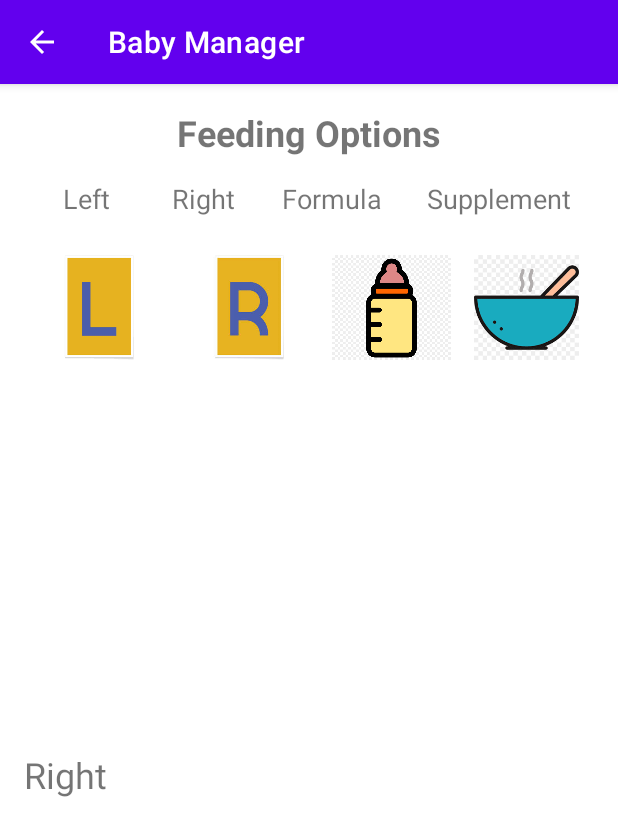
After one commit to GeMath18/Baby_Manager, an Android app: the fragment RightfeedingFragment placed in its activity, on a phone screen of 412 x 824 dp. The commit adds this screen. Shown: the top 836 px of the screen. Run offline under Robolectric (Android 15) with nearby library versions, the phone set to English and light mode, and no system bars.

Commit message:
feeding options are working and they open new fragments

```diff
--- a/app/src/main/java/com/example/babymanager/FeedingActivity.java
+++ b/app/src/main/java/com/example/babymanager/FeedingActivity.java
@@ -1,10 +1,17 @@
 package com.example.babymanager;
 
 import androidx.appcompat.app.AppCompatActivity;
+import androidx.fragment.app.Fragment;
+import androidx.fragment.app.FragmentTransaction;
 
 import android.os.Bundle;
+import android.view.View;
+import android.widget.Button;
+import android.widget.ImageView;
 
 public class FeedingActivity extends AppCompatActivity {
+
+    private ImageView left_label, right_label, bottle_label, meal_label;
 
     @Override
     protected void onCreate(Bundle savedInstanceState) {
@@ -12,5 +19,57 @@ public class FeedingActivity extends AppCompatActivity {
         setContentView(R.layout.activity_feeding);
         getSupportActionBar().setDisplayHomeAsUpEnabled(true);
 
+        //to create action for buttons to connect with fragments
+        init();
+
+        left_label.setOnClickListener(new View.OnClickListener() {
+            @Override
+            public void onClick(View v) {
+
+                FragmentTransaction ft = getSupportFragmentManager().beginTransaction();
+                ft.replace(R.id.frame_layout, new LeftfeedingFragment());
+                ft.commit();
+            }
+        });
+
+        right_label.setOnClickListener(new View.OnClickListener() {
+            @Override
+            public void onClick(View v) {
+
+                FragmentTransaction ft = getSupportFragmentManager().beginTransaction();
+                ft.replace(R.id.frame_layout, new RightfeedingFragment());
+                ft.commit();
+            }
+        });
+
+        bottle_label.setOnClickListener(new View.OnClickListener() {
+            @Override
+            public void onClick(View v) {
+
+                FragmentTransaction ft = getSupportFragmentManager().beginTransaction();
+                ft.replace(R.id.frame_layout, new FormulafeedingFragment());
+                ft.commit();
+
+            }
+        });
+
+        meal_label.setOnClickListener(new View.OnClickListener() {
+            @Override
+            public void onClick(View v) {
+
+                FragmentTransaction ft = getSupportFragmentManager().beginTransaction();
+                ft.replace(R.id.frame_layout, new SupfeedingFragment());
+                ft.commit();
+            }
+        });
+
+    }
+
+    private void init() {
+        left_label = findViewById(R.id.left_label);
+        right_label = findViewById(R.id.right_label);
+        bottle_label = findViewById(R.id.bottle_label);
+        meal_label = findViewById(R.id.meal_label);
+
     }
 }
--- /dev/null
+++ b/app/src/main/java/com/example/babymanager/RightfeedingFragment.java
@@ -0,0 +1,34 @@
+package com.example.babymanager;
+
+import android.os.Bundle;
+
+import androidx.fragment.app.Fragment;
+
+import android.view.LayoutInflater;
+import android.view.View;
+import android.view.ViewGroup;
+
+
+public class RightfeedingFragment extends Fragment {
+
+    public RightfeedingFragment() {
+        // Required empty public constructor
+    }
+
+    @Override
+    public void onCreate(Bundle savedInstanceState) {
+        super.onCreate(savedInstanceState);
+
+    }
+
+    @Override
+    public View onCreateView(LayoutInflater inflater, ViewGroup container,
+                             Bundle savedInstanceState) {
+        // Inflate the layout for this fragment
+        View view = inflater.inflate(R.layout.fragment_rightfeeding, container, false);
+
+
+
+        return view;
+    }
+}
--- a/app/src/main/res/layout/activity_feeding.xml
+++ b/app/src/main/res/layout/activity_feeding.xml
@@ -73,7 +73,6 @@
             android:layout_width="100dp"
             android:layout_height="80dp"
             android:contentDescription="@string/left_button_text"
-            android:onClick="left_button"
             android:paddingTop="10dp"
             android:text="@string/left_text"
             app:srcCompat="@drawable/letter_l" />
@@ -83,7 +82,6 @@
             android:layout_width="100dp"
             android:layout_height="80dp"
             android:contentDescription="@string/letter_r_button_text"
-            android:onClick="right_button"
             android:paddingTop="10dp"
             app:srcCompat="@drawable/letter_r" />
 
@@ -93,7 +91,6 @@
             android:layout_height="80dp"
             android:layout_weight="1"
             android:contentDescription="@string/bottle_button_text"
-            android:onClick="formula_button"
             android:paddingTop="10dp"
             app:srcCompat="@drawable/bottleicon2" />
 
@@ -103,7 +100,6 @@
             android:layout_height="80dp"
             android:layout_weight="1"
             android:contentDescription="@string/meal_button_text"
-            android:onClick="meal_button"
             android:paddingTop="10dp"
             app:srcCompat="@drawable/meal_bowl" />
 
--- /dev/null
+++ b/app/src/main/res/layout/fragment_rightfeeding.xml
@@ -0,0 +1,14 @@
+<?xml version="1.0" encoding="utf-8"?>
+<FrameLayout xmlns:android="http://schemas.android.com/apk/res/android"
+    xmlns:tools="http://schemas.android.com/tools"
+    android:layout_width="match_parent"
+    android:layout_height="match_parent"
+    tools:context=".RightfeedingFragment">
+
+    <TextView
+        android:id="@+id/right_b_text"
+        android:layout_width="wrap_content"
+        android:layout_height="wrap_content"
+        android:text="@string/right_b_text"
+        android:textSize="24sp" />
+</FrameLayout>
--- a/app/src/main/res/values/strings.xml
+++ b/app/src/main/res/values/strings.xml
@@ -52,6 +52,9 @@
     <string name="meal_button_text">meal button</string>
     <string name="formula_1_text">Formula</string>
     <string name="letter_r_button_text">letter r button</string>
+    <string name="left_b_text">Left</string>
+    <string name="right_b_text">Right</string>
+    <string name="formula_2_text">Formula</string>
 
 
 </resources>
```
Also changed, not shown: app/src/main/java/com/example/babymanager/FormulafeedingFragment.java (added, +31 -0 lines), app/src/main/java/com/example/babymanager/LeftfeedingFragment.java (added, +37 -0 lines), app/src/main/java/com/example/babymanager/SupfeedingFragment.java (added, +32 -0 lines), app/src/main/res/layout/fragment_formulafeeding.xml (added, +14 -0 lines), app/src/main/res/layout/fragment_leftfeeding.xml (added, +14 -0 lines), app/src/main/res/layout/fragment_supfeeding.xml (added, +14 -0 lines).
